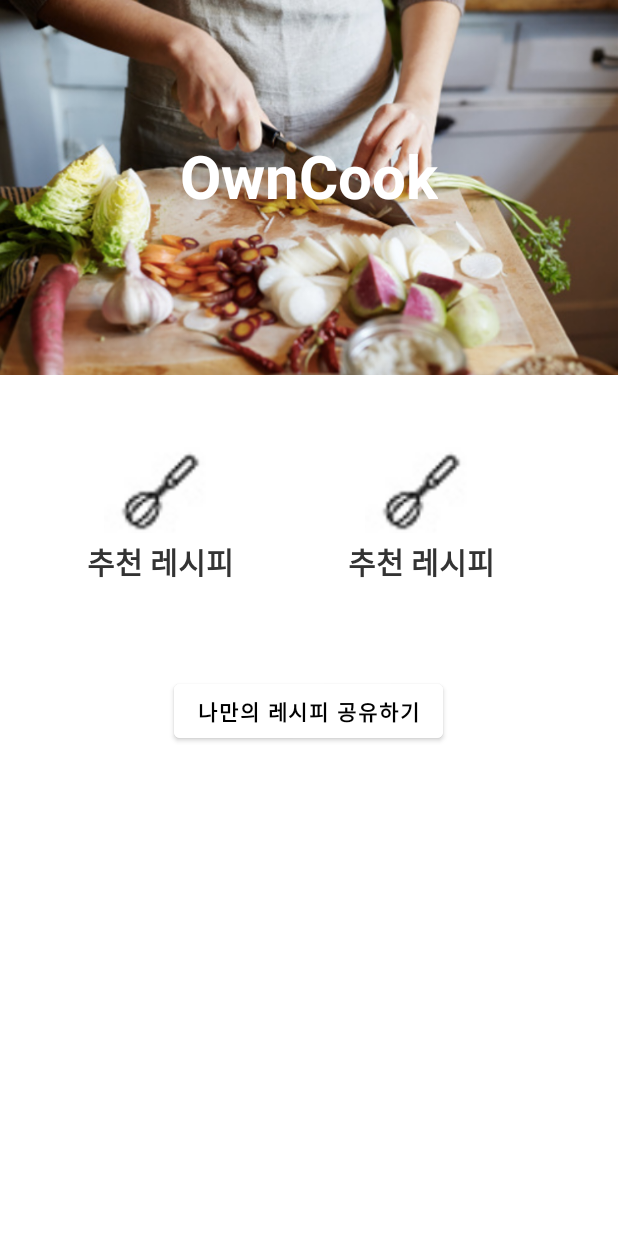
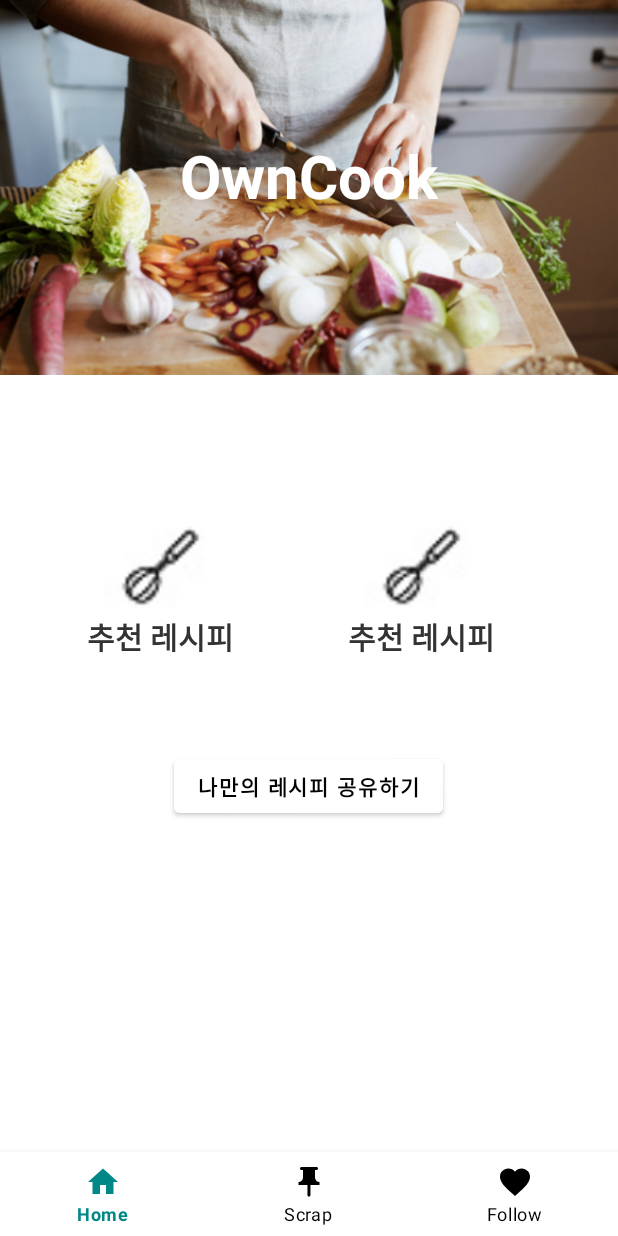
Before and after one commit to mky1428/OwnCook1, an Android app: the MainActivity screen opened directly, with no data from a screen before it, on a phone screen of 412 x 824 dp. Run offline under Robolectric (Android 15) with nearby library versions, the phone set to English and light mode, and no system bars.

Commit message:
bnv 추가

```diff
--- a/app/src/main/java/com/mky1428/owncook1/MainActivity.java
+++ b/app/src/main/java/com/mky1428/owncook1/MainActivity.java
@@ -21,4 +21,5 @@ public class MainActivity extends AppCompatActivity {
         myFragment2 = (MyFragment2) fragmentManager.findFragmentById(R.id.frag2);
 
     }
+
 }
--- /dev/null
+++ b/app/src/main/res/color/bnv_select.xml
@@ -0,0 +1,7 @@
+<?xml version="1.0" encoding="utf-8"?>
+<selector xmlns:android="http://schemas.android.com/apk/res/android">
+
+    <item android:state_selected="true" android:color="@color/teal_700"/>
+    <item android:state_selected="false" android:color="@color/black"/>
+
+</selector>
--- /dev/null
+++ b/app/src/main/res/drawable/ic_baseline_favorite_24.xml
@@ -0,0 +1,10 @@
+<vector xmlns:android="http://schemas.android.com/apk/res/android"
+    android:width="24dp"
+    android:height="24dp"
+    android:viewportWidth="24"
+    android:viewportHeight="24"
+    android:tint="?attr/colorControlNormal">
+  <path
+      android:fillColor="@android:color/white"
+      android:pathData="M12,21.35l-1.45,-1.32C5.4,15.36 2,12.28 2,8.5 2,5.42 4.42,3 7.5,3c1.74,0 3.41,0.81 4.5,2.09C13.09,3.81 14.76,3 16.5,3 19.58,3 22,5.42 22,8.5c0,3.78 -3.4,6.86 -8.55,11.54L12,21.35z"/>
+</vector>
--- /dev/null
+++ b/app/src/main/res/drawable/ic_baseline_home_24.xml
@@ -0,0 +1,10 @@
+<vector xmlns:android="http://schemas.android.com/apk/res/android"
+    android:width="24dp"
+    android:height="24dp"
+    android:viewportWidth="24"
+    android:viewportHeight="24"
+    android:tint="?attr/colorControlNormal">
+  <path
+      android:fillColor="@android:color/white"
+      android:pathData="M10,20v-6h4v6h5v-8h3L12,3 2,12h3v8z"/>
+</vector>
--- /dev/null
+++ b/app/src/main/res/drawable/ic_baseline_push_pin_24.xml
@@ -0,0 +1,11 @@
+<vector xmlns:android="http://schemas.android.com/apk/res/android"
+    android:width="24dp"
+    android:height="24dp"
+    android:viewportWidth="24"
+    android:viewportHeight="24"
+    android:tint="?attr/colorControlNormal">
+  <path
+      android:fillColor="@android:color/white"
+      android:pathData="M16,9V4l1,0c0.55,0 1,-0.45 1,-1v0c0,-0.55 -0.45,-1 -1,-1H7C6.45,2 6,2.45 6,3v0c0,0.55 0.45,1 1,1l1,0v5c0,1.66 -1.34,3 -3,3h0v2h5.97v7l1,1l1,-1v-7H19v-2h0C17.34,12 16,10.66 16,9z"
+      android:fillType="evenOdd"/>
+</vector>
--- a/app/src/main/res/layout/activity_main.xml
+++ b/app/src/main/res/layout/activity_main.xml
@@ -30,7 +30,9 @@
         android:layout_height="wrap_content"
         android:orientation="horizontal"
         android:layout_below="@id/iv"
-        android:padding="40dp">
+        android:padding="40dp"
+        android:layout_marginTop="50dp"
+        >
 
         <fragment
             android:id="@+id/frag1"
@@ -57,10 +59,20 @@
         android:layout_height="wrap_content"
         android:text="나만의 레시피 공유하기"
         android:layout_centerHorizontal="true"
-        android:layout_marginTop="450dp"
+        android:layout_marginTop="500dp"
         android:backgroundTint="@color/white"
         android:textColor="@color/black"
         android:textStyle="bold"
         />
 
+    <com.google.android.material.bottomnavigation.BottomNavigationView
+        android:layout_width="match_parent"
+        android:layout_height="wrap_content"
+        android:layout_alignParentBottom="true"
+        app:menu="@menu/bnv"
+        app:itemTextColor="@color/bnv_select"
+        app:itemIconTint="@color/bnv_select"
+        />
+
+
 </RelativeLayout>
--- /dev/null
+++ b/app/src/main/res/menu/bnv.xml
@@ -0,0 +1,19 @@
+<?xml version="1.0" encoding="utf-8"?>
+<menu xmlns:android="http://schemas.android.com/apk/res/android">
+
+    <item android:id="@+id/bnv_home"
+        android:title="Home"
+        android:icon="@drawable/ic_baseline_home_24"
+        />
+
+    <item android:id="@+id/bnv_scrap"
+        android:title="Scrap"
+        android:icon="@drawable/ic_baseline_push_pin_24"
+        />
+
+    <item android:id="@+id/bnv_follow"
+        android:title="Follow"
+        android:icon="@drawable/ic_baseline_favorite_24"
+        />
+
+</menu>
```
